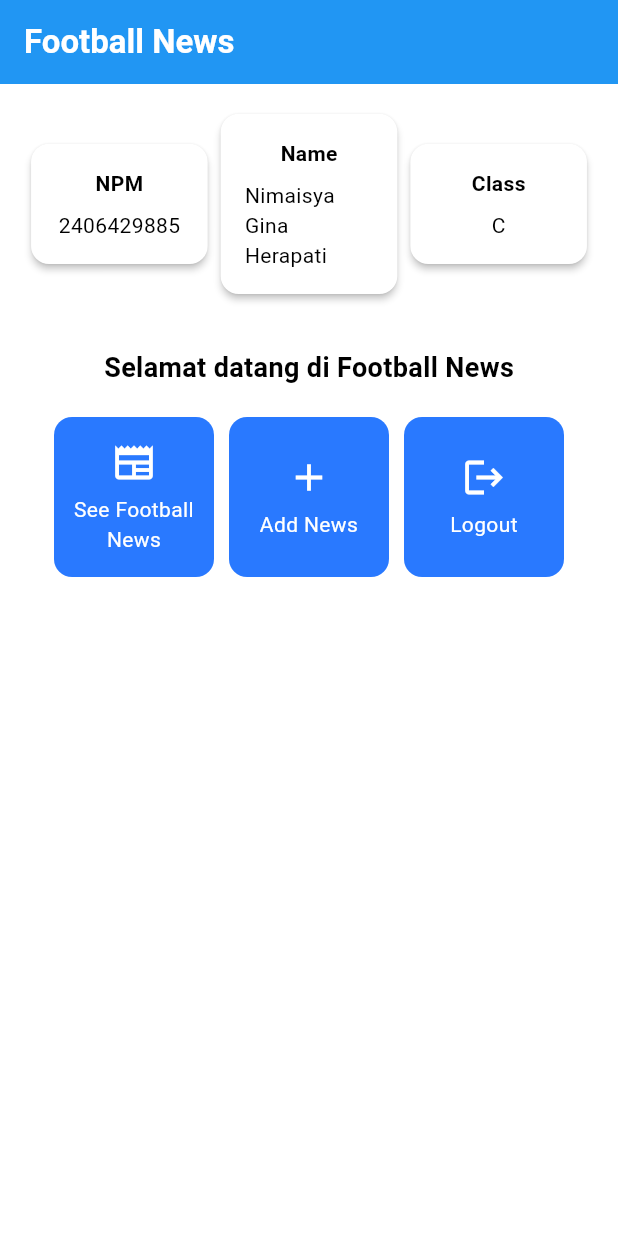
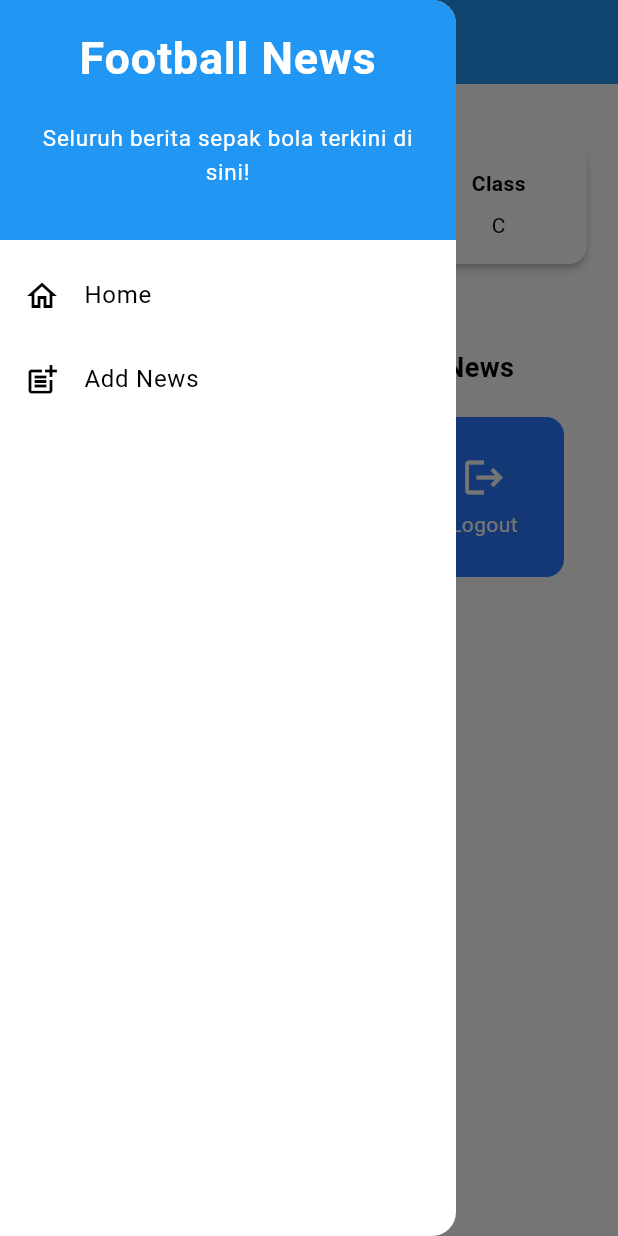
Before and after one commit to NimaisyaGina/football-news-mobile, a Flutter app: the screen it shows after launch, with the side drawer open (before the commit the screen has no drawer), on a phone screen of 412 x 824 dp. Run offline on Flutter 3.47's test engine with Material 3 defaults, Android fonts, the phone set to English and light mode, and no system bars.

Commit message:
Tutorial 7

```diff
--- a/lib/main.dart
+++ b/lib/main.dart
@@ -1,5 +1,7 @@
 import 'package:flutter/material.dart';
-import 'package:football_news/menu.dart';
+// Import file menu.dart yang sudah dipindahkan ke folder screens
+import 'package:football_news/screens/menu.dart';
+
 void main() {
   runApp(const MyApp());
 }
@@ -7,29 +9,17 @@ void main() {
 class MyApp extends StatelessWidget {
   const MyApp({super.key});
 
-  // This widget is the root of your application.
   @override
   Widget build(BuildContext context) {
     return MaterialApp(
-      title: 'Flutter Demo',
+      title: 'Football News',
       theme: ThemeData(
-        // This is the theme of your application.
-        //
-        // TRY THIS: Try running your application with "flutter run". You'll see
-        // the application has a purple toolbar. Then, without quitting the app,
-        // try changing the seedColor in the colorScheme below to Colors.green
-        // and then invoke "hot reload" (save your changes or press the "hot
-        // reload" button in a Flutter-supported IDE, or press "r" if you used
-        // the command line to start the app).
-        //
-        // Notice that the counter didn't reset back to zero; the application
-        // state is not lost during the reload. To reset the state, use hot
-        // restart instead.
-        //
-        // This works for code too, not just values: Most code changes can be
-        // tested with just a hot reload.
-         colorScheme: ColorScheme.fromSwatch(primarySwatch: Colors.blue).copyWith(secondary: Colors.blueAccent[400]),
+        // Tema warna diubah sesuai Tutorial 6 [cite: 1415]
+        colorScheme: ColorScheme.fromSwatch(primarySwatch: Colors.blue)
+            .copyWith(secondary: Colors.blueAccent[400]),
+        useMaterial3: true,
       ),
+      // Home diubah sesuai Tutorial 6 [cite: 1425, 1426]
       home: MyHomePage(),
     );
   }
--- a/lib/menu.dart
+++ /dev/null
@@ -1,184 +0,0 @@
-import 'package:flutter/material.dart';
-
-class MyHomePage extends StatelessWidget {
-    MyHomePage({super.key});
-
-    final List<ItemHomepage> items = [
-    ItemHomepage("See Football News", Icons.newspaper),
-    ItemHomepage("Add News", Icons.add),
-    ItemHomepage("Logout", Icons.logout),
-  ];
-
-    final String nama = "Nimaisya Gina Herapati"; //nama
-    final String npm = "2406429885"; //npm
-    final String kelas = "C"; //kelas
-
-    @override
-    Widget build(BuildContext context) {
-        return Scaffold(
-          appBar: AppBar(
-          // Judul aplikasi "Football News" dengan teks putih dan tebal.
-          title: const Text(
-            'Football News',
-            style: TextStyle(
-              color: Colors.white,
-              fontWeight: FontWeight.bold,
-            ),
-          ),
-          backgroundColor: Theme.of(context).colorScheme.primary,
-        ),
-        // Body halaman dengan padding di sekelilingnya.
-        body: Padding(
-          padding: const EdgeInsets.all(16.0),
-          // Menyusun widget secara vertikal dalam sebuah kolom.
-          child: Column(
-            crossAxisAlignment: CrossAxisAlignment.center,
-            children: [
-              // Row untuk menampilkan 3 InfoCard secara horizontal.
-              Row(
-                mainAxisAlignment: MainAxisAlignment.spaceEvenly,
-                children: [
-                  InfoCard(title: 'NPM', content: npm),
-                  InfoCard(title: 'Name', content: nama),
-                  InfoCard(title: 'Class', content: kelas),
-                ],
-              ),
-
-              // Memberikan jarak vertikal 16 unit.
-              const SizedBox(height: 16.0),
-
-              // Menempatkan widget berikutnya di tengah halaman.
-              Center(
-                child: Column(
-                  // Menyusun teks dan grid item secara vertikal.
-
-                  children: [
-                    // Menampilkan teks sambutan dengan gaya tebal dan ukuran 18.
-                    const Padding(
-                      padding: EdgeInsets.only(top: 16.0),
-                      child: Text(
-                        'Selamat datang di Football News',
-                        style: TextStyle(
-                          fontWeight: FontWeight.bold,
-                          fontSize: 18.0,
-                        ),
-                      ),
-                    ),
-
-                    // Grid untuk menampilkan ItemCard dalam bentuk grid 3 kolom.
-                    GridView.count(
-                      primary: true,
-                      padding: const EdgeInsets.all(20),
-                      crossAxisSpacing: 10,
-                      mainAxisSpacing: 10,
-                      crossAxisCount: 3,
-                      // Agar grid menyesuaikan tinggi kontennya.
-                      shrinkWrap: true,
-
-                      // Menampilkan ItemCard untuk setiap item dalam list items.
-                      children: items.map((ItemHomepage item) {
-                        return ItemCard(item);
-                      }).toList(),
-                    ),
-                  ],
-                ),
-              ),
-            ],
-          ),
-        ),
-      );
-    }
-}
-
-class InfoCard extends StatelessWidget {
-  // Kartu informasi yang menampilkan title dan content.
-
-  final String title;  // Judul kartu.
-  final String content;  // Isi kartu.
-
-  const InfoCard({super.key, required this.title, required this.content});
-
-  @override
-  Widget build(BuildContext context) {
-    return Card(
-      // Membuat kotak kartu dengan bayangan dibawahnya.
-      elevation: 2.0,
-      child: Container(
-        // Mengatur ukuran dan jarak di dalam kartu.
-        width: MediaQuery.of(context).size.width / 3.5, // menyesuaikan dengan lebar device yang digunakan.
-        padding: const EdgeInsets.all(16.0),
-        // Menyusun title dan content secara vertikal.
-        child: Column(
-          children: [
-            Text(
-              title,
-              style: const TextStyle(fontWeight: FontWeight.bold),
-            ),
-            const SizedBox(height: 8.0),
-            Text(content),
-          ],
-        ),
-      ),
-    );
-  }
-}
-
-class ItemHomepage {
- final String name;
- final IconData icon;
-
- ItemHomepage(this.name, this.icon);
-}
-
-class ItemCard extends StatelessWidget {
-  // Menampilkan kartu dengan ikon dan nama.
-
-  final ItemHomepage item;
-
-  const ItemCard(this.item, {super.key});
-
-  @override
-  Widget build(BuildContext context) {
-    return Material(
-      // Menentukan warna latar belakang dari tema aplikasi.
-      color: Theme.of(context).colorScheme.secondary,
-      // Membuat sudut kartu melengkung.
-      borderRadius: BorderRadius.circular(12),
-
-      child: InkWell(
-        // Aksi ketika kartu ditekan.
-        onTap: () {
-          // Menampilkan pesan SnackBar saat kartu ditekan.
-          ScaffoldMessenger.of(context)
-            ..hideCurrentSnackBar()
-            ..showSnackBar(
-              SnackBar(content: Text("Kamu telah menekan tombol ${item.name}!"))
-            );
-        },
-        // Container untuk menyimpan Icon dan Text
-        child: Container(
-          padding: const EdgeInsets.all(8),
-          child: Center(
-            child: Column(
-              // Menyusun ikon dan teks di tengah kartu.
-              mainAxisAlignment: MainAxisAlignment.center,
-              children: [
-                Icon(
-                  item.icon,
-                  color: Colors.white,
-                  size: 30.0,
-                ),
-                const Padding(padding: EdgeInsets.all(3)),
-                Text(
-                  item.name,
-                  textAlign: TextAlign.center,
-                  style: const TextStyle(color: Colors.white),
-                ),
-              ],
-            ),
-          ),
-        ),
-      ),
-    );
-  }
-}
--- /dev/null
+++ b/lib/screens/menu.dart
@@ -0,0 +1,122 @@
+import 'package:flutter/material.dart';
+// Impor widget drawer
+import 'package:football_news/widgets/left_drawer.dart';
+// Impor widget news_card
+import 'package:football_news/widgets/news_card.dart';
+
+class MyHomePage extends StatelessWidget {
+  MyHomePage({super.key});
+
+  // Variabel dari T6 [cite: 1452, 1453, 1454]
+  final String nama = "Nimaisya Gina Herapati";
+  final String npm = "2406429885";
+  final String kelas = "C";
+
+  // List items dari T6[cite: 1502], "Add News" diubah menjadi "Tambah Berita"
+  // agar sesuai dengan logika navigasi di T7 [cite: 538]
+  final List<ItemHomepage> items = [
+    ItemHomepage("See Football News", Icons.newspaper),
+    ItemHomepage("Tambah Berita", Icons.add),
+    ItemHomepage("Logout", Icons.logout),
+  ];
+
+  @override
+  Widget build(BuildContext context) {
+    return Scaffold(
+      appBar: AppBar(
+        title: const Text(
+          'Football News',
+          style: TextStyle(
+            color: Colors.white,
+            fontWeight: FontWeight.bold,
+          ),
+        ),
+        backgroundColor: Theme.of(context).colorScheme.primary, // T6 [cite: 1588]
+      ),
+      // Tambahkan drawer T7 [cite: 178]
+      drawer: const LeftDrawer(),
+      body: Padding(
+        padding: const EdgeInsets.all(16.0),
+        child: Column(
+          crossAxisAlignment: CrossAxisAlignment.center,
+          children: [
+            // Row InfoCard T6 [cite: 1596-1602]
+            Row(
+              mainAxisAlignment: MainAxisAlignment.spaceEvenly,
+              children: [
+                InfoCard(title: 'NPM', content: npm),
+                InfoCard(title: 'Name', content: nama),
+                InfoCard(title: 'Class', content: kelas),
+              ],
+            ),
+            const SizedBox(height: 16.0), // T6 [cite: 1604]
+            Center(
+              child: Column(
+                children: [
+                  const Padding(
+                    padding: EdgeInsets.only(top: 16.0),
+                    child: Text(
+                      'Selamat datang di Football News', // T6 [cite: 1612]
+                      style: TextStyle(
+                        fontWeight: FontWeight.bold,
+                        fontSize: 18.0,
+                      ),
+                    ),
+                  ),
+                  // GridView T6 [cite: 1629-1640]
+                  GridView.count(
+                    primary: true,
+                    padding: const EdgeInsets.all(20),
+                    crossAxisSpacing: 10,
+                    mainAxisSpacing: 10,
+                    crossAxisCount: 3,
+                    shrinkWrap: true,
+                    children: items.map((ItemHomepage item) {
+                      // Menggunakan ItemCard dari news_card.dart
+                      return ItemCard(item);
+                    }).toList(),
+                  ),
+                ],
+              ),
+            ),
+          ],
+        ),
+      ),
+    );
+  }
+}
+
+// InfoCard T6 [cite: 1458-1488]
+class InfoCard extends StatelessWidget {
+  final String title;
+  final String content;
+  const InfoCard({super.key, required this.title, required this.content});
+
+  @override
+  Widget build(BuildContext context) {
+    return Card(
+      elevation: 2.0,
+      child: Container(
+        width: MediaQuery.of(context).size.width / 3.5,
+        padding: const EdgeInsets.all(16.0),
+        child: Column(
+          children: [
+            Text(
+              title,
+              style: const TextStyle(fontWeight: FontWeight.bold),
+            ),
+            const SizedBox(height: 8.0),
+            Text(content),
+          ],
+        ),
+      ),
+    );
+  }
+}
+
+// ItemHomepage T6 [cite: 1495-1499]
+class ItemHomepage {
+  final String name;
+  final IconData icon;
+  ItemHomepage(this.name, this.icon);
+}
--- /dev/null
+++ b/lib/widgets/left_drawer.dart
@@ -0,0 +1,78 @@
+import 'package:flutter/material.dart';
+// Impor halaman menu.dart dari folder screens
+import 'package:football_news/screens/menu.dart';
+// Impor halaman newslist_form.dart dari folder screens
+import 'package:football_news/screens/newslist_form.dart';
+
+class LeftDrawer extends StatelessWidget {
+  const LeftDrawer({super.key});
+
+  @override
+  Widget build(BuildContext context) {
+    return Drawer(
+      child: ListView(
+        children: [
+          // Bagian DrawerHeader (T7 [cite: 135-157])
+          const DrawerHeader(
+            decoration: BoxDecoration(
+              color: Colors.blue,
+            ),
+            child: Column(
+              children: [
+                Text(
+                  'Football News',
+                  textAlign: TextAlign.center,
+                  style: TextStyle(
+                    fontSize: 30,
+                    fontWeight: FontWeight.bold,
+                    color: Colors.white,
+                  ),
+                ),
+                Padding(padding: EdgeInsets.all(10)),
+                Text(
+                  "Seluruh berita sepak bola terkini di sini!",
+                  // TODO [cite: 152-153] diisi
+                  textAlign: TextAlign.center,
+                  style: TextStyle(
+                    fontSize: 15,
+                    color: Colors.white,
+                    fontWeight: FontWeight.normal,
+                  ),
+                ),
+              ],
+            ),
+          ),
+          // Bagian routing (T7 [cite: 106-118])
+          ListTile(
+            leading: const Icon(Icons.home_outlined),
+            title: const Text('Home'),
+            // Bagian redirection ke MyHomePage
+            onTap: () {
+              Navigator.pushReplacement(
+                context,
+                MaterialPageRoute(
+                  builder: (context) => MyHomePage(),
+                ),
+              );
+            },
+          ),
+          // Bagian routing (T7 [cite: 124, 125, 130])
+          ListTile(
+            leading: const Icon(Icons.post_add),
+            title: const Text('Add News'),
+            // Bagian redirection ke NewsFormPage
+            onTap: () {
+              // TODO  diisi
+              Navigator.pushReplacement(
+                context,
+                MaterialPageRoute(
+                  builder: (context) => const NewsFormPage(),
+                ),
+              );
+            },
+          ),
+        ],
+      ),
+    );
+  }
+}
--- /dev/null
+++ b/lib/widgets/news_card.dart
@@ -0,0 +1,61 @@
+import 'package:flutter/material.dart';
+// Impor ItemHomepage dari menu.dart
+import 'package:football_news/screens/menu.dart';
+// Impor halaman form
+import 'package:football_news/screens/newslist_form.dart';
+
+// Widget ItemCard dari T6 [cite: 1514], dipindah ke file ini di T7
+class ItemCard extends StatelessWidget {
+  final ItemHomepage item;
+  const ItemCard(this.item, {super.key});
+
+  @override
+  Widget build(BuildContext context) {
+    return Material(
+      color: Theme.of(context).colorScheme.secondary, // T6 [cite: 1521]
+      borderRadius: BorderRadius.circular(12), // T6 [cite: 1523]
+      child: InkWell(
+        // Logika onTap diubah di T7 [cite: 532-540]
+        onTap: () {
+          // Menampilkan SnackBar T6 [cite: 1528]
+          ScaffoldMessenger.of(context)
+            ..hideCurrentSnackBar()
+            ..showSnackBar(SnackBar(
+                content: Text("Kamu telah menekan tombol ${item.name}!")));
+
+          // Navigasi T7 [cite: 538]
+          if (item.name == "Tambah Berita") {
+            // TODO [cite: 539] diisi
+            Navigator.push(
+              context,
+              MaterialPageRoute(
+                builder: (context) => const NewsFormPage(),
+              ),
+            );
+          }
+        },
+        child: Container(
+          padding: const EdgeInsets.all(8),
+          child: Center(
+            child: Column(
+              mainAxisAlignment: MainAxisAlignment.center,
+              children: [
+                Icon(
+                  item.icon,
+                  color: Colors.white,
+                  size: 30.0,
+                ),
+                const Padding(padding: EdgeInsets.all(3)),
+                Text(
+                  item.name,
+                  textAlign: TextAlign.center,
+                  style: const TextStyle(color: Colors.white),
+                ),
+              ],
+            ),
+          ),
+        ),
+      ),
+    );
+  }
+}
```
Also changed, not shown: lib/screens/newslist_form.dart (added, +226 -0 lines).
